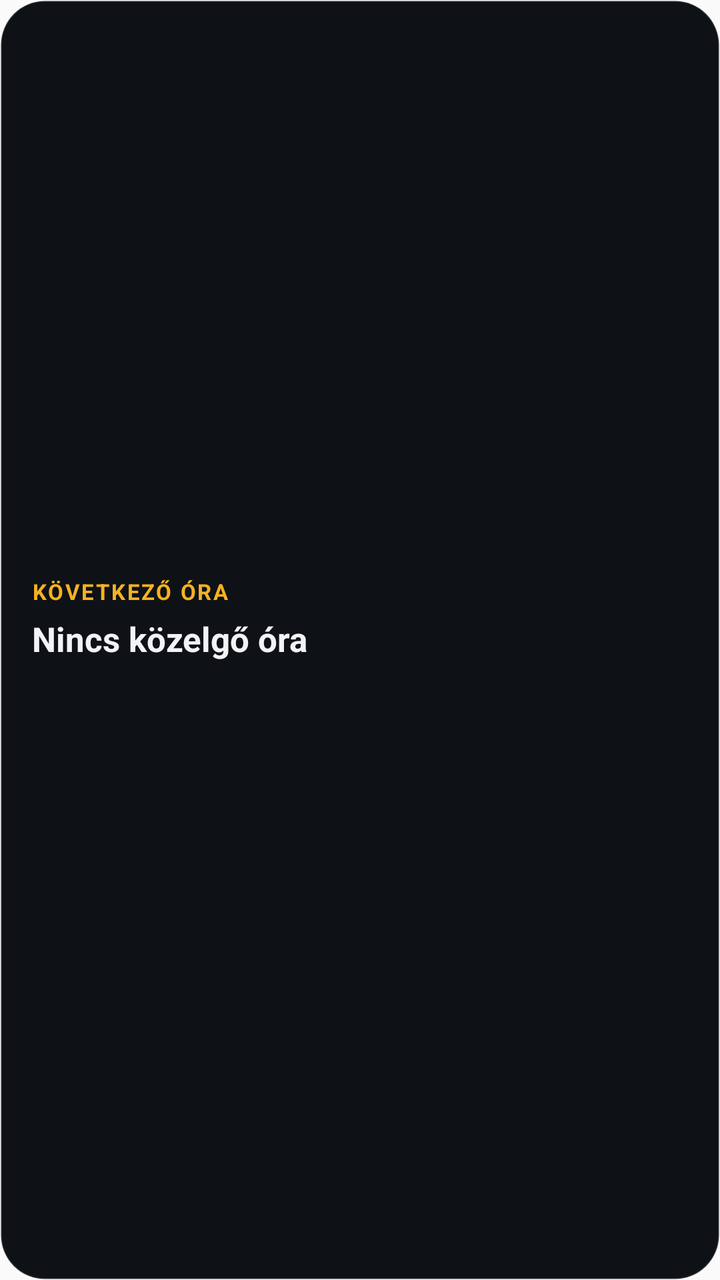
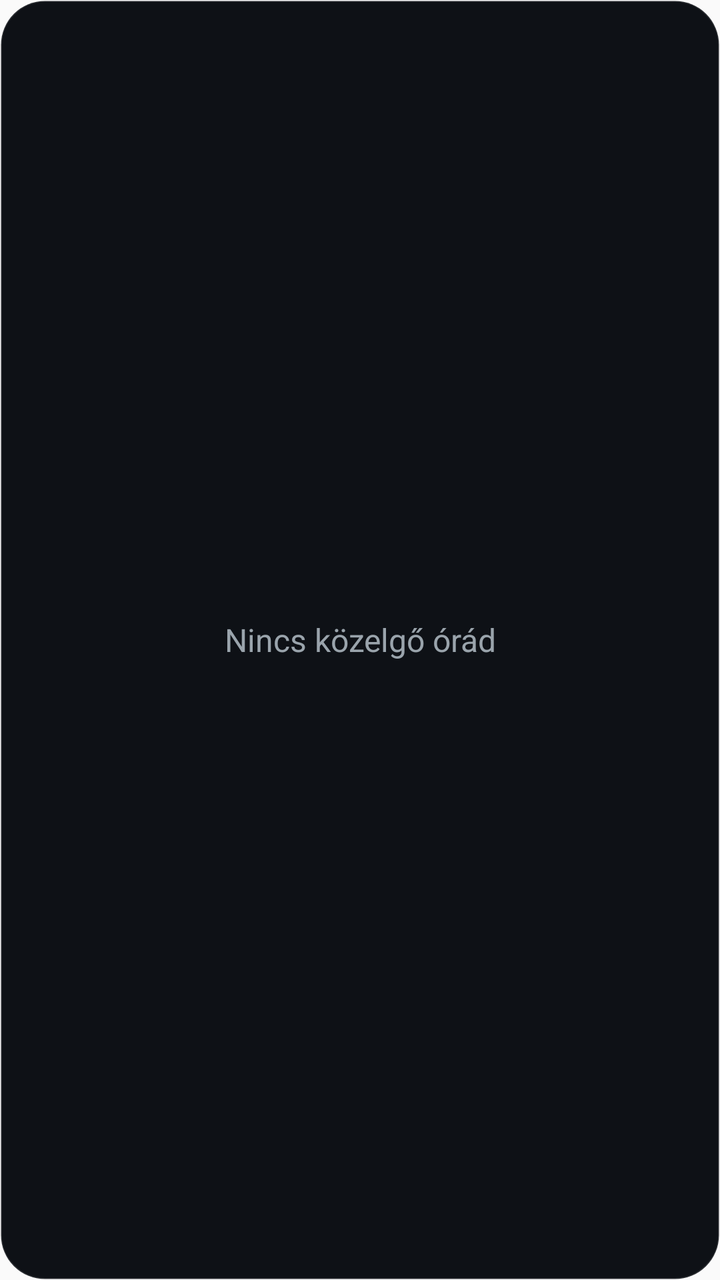

Two renders of the same Android screen: before a commit and after it. Below are the layout's source before the change and the commit's diff.
<!-- AndroidManifest.xml: application theme AppTheme -->
<!-- res/layout/widget_next_class.xml -->
<?xml version="1.0" encoding="utf-8"?>
<LinearLayout xmlns:android="http://schemas.android.com/apk/res/android"
    android:id="@+id/w_root"
    android:layout_width="match_parent"
    android:layout_height="match_parent"
    android:orientation="vertical"
    android:background="@drawable/widget_bg"
    android:padding="16dp"
    android:gravity="center_vertical">

    <TextView
        android:id="@+id/w_label"
        android:layout_width="wrap_content"
        android:layout_height="wrap_content"
        android:textColor="#F5B221"
        android:textSize="11sp"
        android:textStyle="bold"
        android:letterSpacing="0.08"
        android:maxLines="1"
        android:text="KÖVETKEZŐ ÓRA" />

    <TextView
        android:id="@+id/w_title"
        android:layout_width="match_parent"
        android:layout_height="wrap_content"
        android:layout_marginTop="5dp"
        android:textColor="#F2F3F5"
        android:textSize="17sp"
        android:textStyle="bold"
        android:maxLines="1"
        android:ellipsize="end"
        android:text="Nincs közelgő óra" />

    <TextView
        android:id="@+id/w_sub"
        android:layout_width="match_parent"
        android:layout_height="wrap_content"
        android:layout_marginTop="3dp"
        android:textColor="#9AA4AC"
        android:textSize="13sp"
        android:maxLines="1"
        android:ellipsize="end"
        android:text="" />
</LinearLayout>
<!-- resources referenced by this layout -->
<resources>
  <!-- drawable widget_bg (drawable) -->
  <?xml version="1.0" encoding="utf-8"?>
  <shape xmlns:android="http://schemas.android.com/apk/res/android" android:shape="rectangle">
      <solid android:color="#0E1116" />
      <corners android:radius="22dp" />
      <stroke android:width="1dp" android:color="#20FFFFFF" />
  </shape>
  <style name="AppTheme" parent="Theme.AppCompat.Light.DarkActionBar">
          
          <item name="colorPrimary">@color/colorPrimary</item>
          <item name="colorPrimaryDark">@color/colorPrimaryDark</item>
          <item name="colorAccent">@color/colorAccent</item>
      </style>
</resources>

<!-- the commit's change to res/layout/widget_next_class.xml (unified diff, before → after) -->
@@ -1,44 +1,24 @@
 <?xml version="1.0" encoding="utf-8"?>
-<LinearLayout xmlns:android="http://schemas.android.com/apk/res/android"
+<FrameLayout xmlns:android="http://schemas.android.com/apk/res/android"
     android:id="@+id/w_root"
     android:layout_width="match_parent"
-    android:layout_height="match_parent"
-    android:orientation="vertical"
-    android:background="@drawable/widget_bg"
-    android:padding="16dp"
-    android:gravity="center_vertical">
+    android:layout_height="match_parent">
+
+    <StackView
+        android:id="@+id/w_stack"
+        android:layout_width="match_parent"
+        android:layout_height="match_parent"
+        android:loopViews="false"
+        android:gravity="center" />
 
     <TextView
-        android:id="@+id/w_label"
-        android:layout_width="wrap_content"
-        android:layout_height="wrap_content"
-        android:textColor="#F5B221"
-        android:textSize="11sp"
-        android:textStyle="bold"
-        android:letterSpacing="0.08"
-        android:maxLines="1"
-        android:text="KÖVETKEZŐ ÓRA" />
-
-    <TextView
-        android:id="@+id/w_title"
+        android:id="@+id/w_empty"
         android:layout_width="match_parent"
-        android:layout_height="wrap_content"
-        android:layout_marginTop="5dp"
-        android:textColor="#F2F3F5"
-        android:textSize="17sp"
-        android:textStyle="bold"
-        android:maxLines="1"
-        android:ellipsize="end"
-        android:text="Nincs közelgő óra" />
-
-    <TextView
-        android:id="@+id/w_sub"
-        android:layout_width="match_parent"
-        android:layout_height="wrap_content"
-        android:layout_marginTop="3dp"
+        android:layout_height="match_parent"
+        android:background="@drawable/widget_bg"
+        android:gravity="center"
+        android:padding="18dp"
         android:textColor="#9AA4AC"
-        android:textSize="13sp"
-        android:maxLines="1"
-        android:ellipsize="end"
-        android:text="" />
-</LinearLayout>
+        android:textSize="16sp"
+        android:text="Nincs közelgő órád" />
+</FrameLayout>
